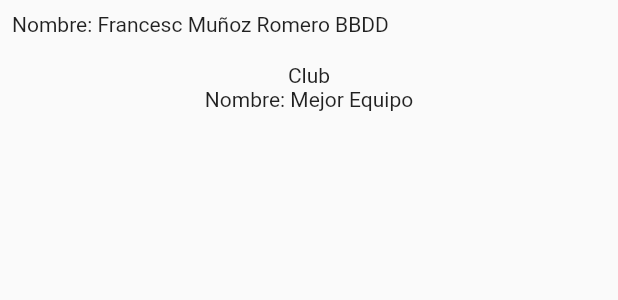
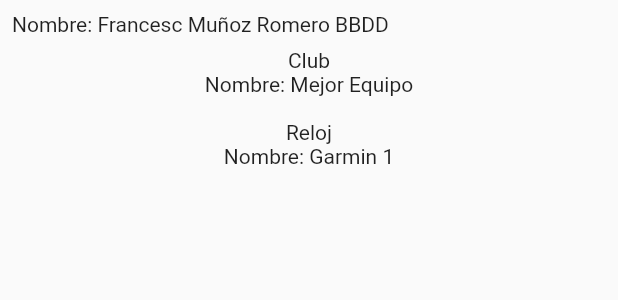
Before and after one commit to francesc3000/lappole, a Flutter app: the UserMobilePage widget shown alone on an empty page, opened directly, on a phone screen of 412 x 824 dp. Shown: the top 300 px of the screen. Run offline on Flutter 3.47's test engine with Material 2 defaults, Android fonts, the phone set to English and light mode, and no system bars; our stand-ins replace animated_notch_bottom_bar, bloc, carousel_slider, flutter_bloc, flutter_modular, font_awesome_flutter and 1 more; accounts and stored records are empty; generated files the repository leaves out were written again; statements that could not run were skipped.

Commit message:
12.09.2023-v1.1

```diff
--- a/lib/src/model/user.dart
+++ b/lib/src/model/user.dart
@@ -1,9 +1,11 @@
 import 'package:lappole/src/model/club.dart';
+import 'package:lappole/src/model/watch.dart';
 
 class User {
   final String name;
   final String lastname;
   Club? club;
+  Watch? watch;
 
   User(this.name, this.lastname);
 }
--- /dev/null
+++ b/lib/src/model/watch.dart
@@ -0,0 +1,6 @@
+class Watch {
+  final String id;
+  final String name;
+
+  Watch(this.id, this.name);
+}
--- a/lib/src/user/dao/user_dao_impl.dart
+++ b/lib/src/user/dao/user_dao_impl.dart
@@ -1,12 +1,14 @@
 import 'package:lappole/src/dao/user_dao.dart';
 import 'package:lappole/src/model/club.dart';
 import 'package:lappole/src/model/user.dart';
+import 'package:lappole/src/model/watch.dart';
 
 class UserDaoImpl extends UserDao {
   @override
   Future<User> getUserData(String userId) {
     User user = User('Francesc', 'Muñoz Romero BBDD');
     user.club = Club('1234', 'Mejor Equipo');
+    user.watch = Watch('5678', 'Garmin 1');
     return Future.value(user);
   }
 }
--- a/lib/src/user/user_mobile_page.dart
+++ b/lib/src/user/user_mobile_page.dart
@@ -5,11 +5,12 @@
 import 'package:lappole/src/feed/feed_page.dart';
 import 'package:lappole/src/model/club.dart';
 import 'package:lappole/src/model/user.dart';
-import 'package:lappole/src/user/club_widget.dart';
+import 'package:lappole/src/user/widget/club_widget.dart';
 import 'package:lappole/src/user/user_basic_page.dart';
 import 'package:lappole/src/user/bloc/user_bloc.dart';
 import 'package:lappole/src/user/bloc/user_event.dart';
 import 'package:lappole/src/user/bloc/user_state.dart';
+import 'package:lappole/src/user/widget/watch_widget.dart';
 
 class UserMobilePage extends UserBasicPage {
   UserMobilePage(String title, {Key? key}) : super(title, key: key);
@@ -40,6 +41,7 @@
               children: [
                 Text('Nombre: ${user.name} ${user.lastname}'),
                 ClubWidget(user.club),
+                WatchWidget(user.watch),
               ],
             ),
           );
--- a/lib/src/user/club_widget.dart
+++ b/lib/src/user/widget/club_widget.dart
@@ -9,7 +9,7 @@
   @override
   Widget build(BuildContext context) {
     return Padding(
-      padding: const EdgeInsets.all(18.0),
+      padding: const EdgeInsets.all(8.0),
       child: Column(
         children: [
           Text('Club'),
@@ -22,7 +22,7 @@
               Text('Nombre: ${club!.name}'),
             ]),
             visible: club != null,
-          )
+          ),
         ],
       ),
     );
--- /dev/null
+++ b/lib/src/user/widget/watch_widget.dart
@@ -0,0 +1,30 @@
+import 'package:flutter/material.dart';
+import 'package:lappole/src/model/watch.dart';
+
+class WatchWidget extends StatelessWidget {
+  final Watch? watch;
+
+  const WatchWidget(this.watch, {super.key});
+
+  @override
+  Widget build(BuildContext context) {
+    return Padding(
+      padding: const EdgeInsets.all(8.0),
+      child: Column(
+        children: [
+          Text('Reloj'),
+          Visibility(
+            child: Text('No tienes ningun reloj emparejado'),
+            visible: watch == null,
+          ),
+          Visibility(
+            child: Column(children: [
+              Text('Nombre: ${watch!.name}'),
+            ]),
+            visible: watch != null,
+          ),
+        ],
+      ),
+    );
+  }
+}
```
